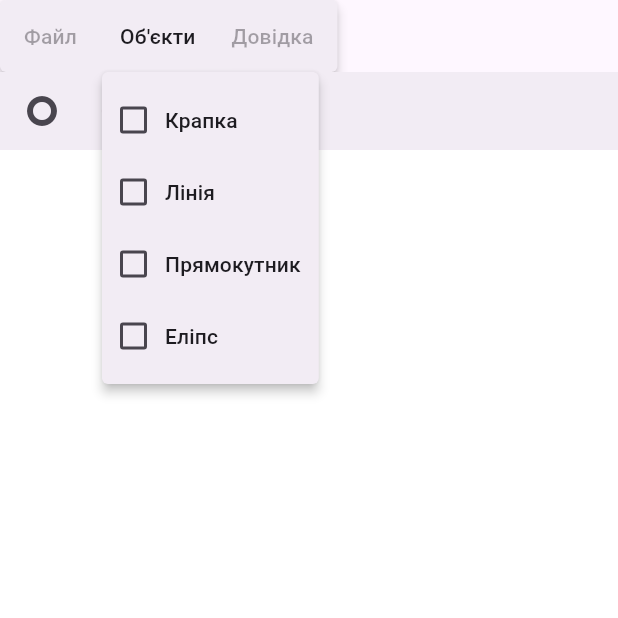
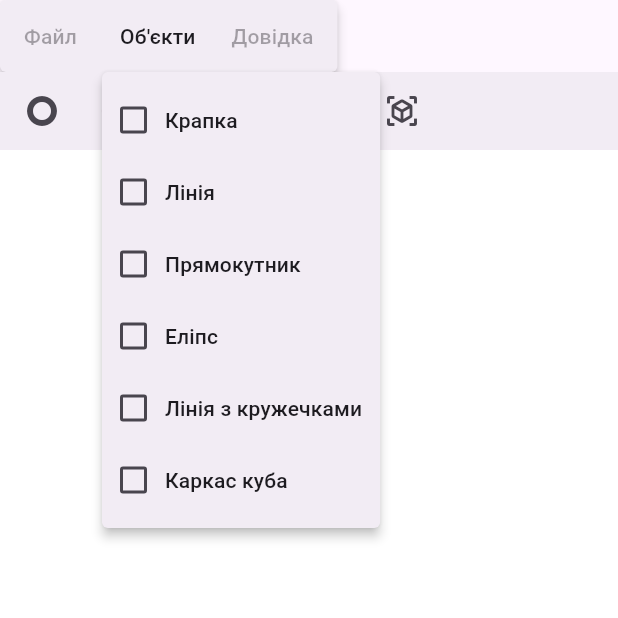
Before and after one commit to tevarindol/paint, a Flutter app: the screen it shows after launch, after a tap on an icon or button, on a phone screen of 412 x 824 dp, the top half of it. Run offline on Flutter 3.47's test engine with Material 3 defaults, Android fonts, the phone set to English and light mode, and no system bars; missing offline and left inert: window_manager.

Commit message:
feat(lab4): improve code structure with EditorController and composite shapes (#1)
* feat(editor): add EditorController and composite shapes

* refactor(editor): move tap/drag input mode into ShapeType

* refactor(editor): move toolbar icon into ShapeType enum

* docs: add lab4 media screenshots

* docs: convert report to lab4 with controller and composite shapes

---------

Co-authored-by: Tevarindol <Tevarindol@users.noreply.github.com>

```diff
--- /dev/null
+++ b/lib/editor/editor_controller.dart
@@ -0,0 +1,45 @@
+import 'package:flutter/foundation.dart';
+
+import 'canvas_shapes.dart';
+import 'shape/shape.dart';
+import 'shape/shape_type.dart';
+
+class EditorController extends ChangeNotifier {
+  CanvasShapes? _shapes = CanvasShapes();
+  ShapeType? _selectedTool;
+
+  bool get isDestroyed => _shapes == null;
+
+  CanvasShapes get shapes {
+    final storage = _shapes;
+    if (storage == null) {
+      throw StateError('EditorController is destroyed');
+    }
+    return storage;
+  }
+
+  ShapeType? get selectedTool => _selectedTool;
+
+  void selectTool(ShapeType? tool) {
+    if (_selectedTool == tool) {
+      return;
+    }
+    _selectedTool = tool;
+    notifyListeners();
+  }
+
+  void addShape(Shape shape) => shapes.add(shape);
+
+  void destroy() => dispose();
+
+  @override
+  void dispose() {
+    if (isDestroyed) {
+      return;
+    }
+    _shapes!.shapes.clear();
+    _shapes = null;
+    _selectedTool = null;
+    super.dispose();
+  }
+}
--- a/lib/editor/editor_page.dart
+++ b/lib/editor/editor_page.dart
@@ -1,6 +1,7 @@
 import 'package:flutter/material.dart';
 import 'package:window_manager/window_manager.dart';
 
+import 'editor_controller.dart';
 import 'editor_menu.dart';
 import 'editor_toolbar.dart';
 import 'paint_canvas.dart';
@@ -16,21 +17,33 @@ class EditorPage extends StatefulWidget {
 }
 
 class _EditorPageState extends State<EditorPage> {
-  ShapeType? selectedTool;
+  late final EditorController _editor;
 
   @override
   void initState() {
     super.initState();
-    _updateTitle();
+    _editor = EditorController()..addListener(_handleEditorChanged);
+    _updateTitle(_editor.selectedTool);
+  }
+
+  @override
+  void dispose() {
+    _editor
+      ..removeListener(_handleEditorChanged)
+      ..destroy();
+    super.dispose();
+  }
+
+  void _handleEditorChanged() {
+    setState(() {});
   }
 
   void _selectTool(ShapeType? tool) {
-    setState(() => selectedTool = tool);
-    _updateTitle();
+    _editor.selectTool(tool);
+    _updateTitle(tool);
   }
 
-  void _updateTitle() {
-    final tool = selectedTool;
+  void _updateTitle(ShapeType? tool) {
     windowManager.setTitle(tool == null ? 'Paint' : 'Paint (${tool.label})');
   }
 
@@ -42,10 +55,10 @@ class _EditorPageState extends State<EditorPage> {
         children: [
           Align(
             alignment: AlignmentDirectional.centerStart,
-            child: EditorMenu(selectedTool: selectedTool, onToolSelected: _selectTool),
+            child: EditorMenu(selectedTool: _editor.selectedTool, onToolSelected: _selectTool),
           ),
-          EditorToolbar(selectedTool: selectedTool, onToolSelected: _selectTool),
-          Expanded(child: PaintCanvas(selectedTool: selectedTool)),
+          EditorToolbar(selectedTool: _editor.selectedTool, onToolSelected: _selectTool),
+          Expanded(child: PaintCanvas(editor: _editor)),
         ],
       ),
     );
--- a/lib/editor/editor_toolbar.dart
+++ b/lib/editor/editor_toolbar.dart
@@ -12,17 +12,10 @@ class EditorToolbar extends StatelessWidget {
   final ShapeType? selectedTool;
   final ValueChanged<ShapeType?> onToolSelected;
 
-  static IconData _iconFor(ShapeType type) => switch (type) {
-    ShapeType.dot => Icons.trip_origin,
-    ShapeType.line => Icons.horizontal_rule,
-    ShapeType.rectangle => Icons.crop_square,
-    ShapeType.ellipse => Icons.panorama_fish_eye,
-  };
-
   Widget _buildButton(ColorScheme colorScheme, ShapeType tool) {
     final selected = selectedTool == tool;
     return IconButton(
-      icon: Icon(_iconFor(tool)),
+      icon: Icon(tool.icon),
       tooltip: tool.label,
       isSelected: selected,
       onPressed: () => onToolSelected(selected ? null : tool),
--- a/lib/editor/paint_canvas.dart
+++ b/lib/editor/paint_canvas.dart
@@ -1,36 +1,42 @@
 import 'package:flutter/material.dart';
 
 import 'canvas_shapes.dart';
+import 'editor_controller.dart';
 import 'shape/shape.dart';
 import 'shape/shape_type.dart';
 
 class PaintCanvas extends StatefulWidget {
-  const PaintCanvas({super.key, required this.selectedTool});
+  const PaintCanvas({super.key, required this.editor});
 
-  final ShapeType? selectedTool;
+  final EditorController editor;
 
   @override
   State<PaintCanvas> createState() => _PaintCanvasState();
 }
 
 class _PaintCanvasState extends State<PaintCanvas> {
-  final CanvasShapes _storage = CanvasShapes();
-
   Offset? _dragStart;
   Offset? _dragCurrent;
 
-  Shape _buildShape(Offset start, Offset end) => Shape.of(widget.selectedTool!, start: start, end: end);
+  Shape _buildShape(Offset start, Offset end) =>
+      Shape.of(widget.editor.selectedTool!, start: start, end: end);
+
+  bool get _isDragTool {
+    final tool = widget.editor.selectedTool;
+    return tool != null && tool.usesDrag;
+  }
 
   void _handleTapDown(TapDownDetails details) {
-    if (widget.selectedTool != ShapeType.dot) {
+    final tool = widget.editor.selectedTool;
+    if (tool == null || tool.usesDrag) {
       return;
     }
     final position = details.localPosition;
-    _storage.add(_buildShape(position, position));
+    widget.editor.addShape(_buildShape(position, position));
   }
 
   void _handlePanStart(DragStartDetails details) {
-    if (widget.selectedTool == ShapeType.dot) {
+    if (!_isDragTool) {
       return;
     }
     setState(() {
@@ -40,7 +46,7 @@ class _PaintCanvasState extends State<PaintCanvas> {
   }
 
   void _handlePanUpdate(DragUpdateDetails details) {
-    if (widget.selectedTool == ShapeType.dot) {
+    if (!_isDragTool) {
       return;
     }
     setState(() {
@@ -49,7 +55,7 @@ class _PaintCanvasState extends State<PaintCanvas> {
   }
 
   void _handlePanEnd(DragEndDetails details) {
-    if (widget.selectedTool == ShapeType.dot) {
+    if (!_isDragTool) {
       return;
     }
     final start = _dragStart;
@@ -61,12 +67,11 @@ class _PaintCanvasState extends State<PaintCanvas> {
     if (start == null || current == null) {
       return;
     }
-    _storage.add(_buildShape(start, current));
+    widget.editor.addShape(_buildShape(start, current));
   }
 
   @override
   Widget build(BuildContext context) {
-    final tool = widget.selectedTool;
     return GestureDetector(
       behavior: HitTestBehavior.opaque,
       onTapDown: _handleTapDown,
@@ -77,8 +82,8 @@ class _PaintCanvasState extends State<PaintCanvas> {
         color: Colors.white,
         child: CustomPaint(
           painter: _CanvasPainter(
-            storage: _storage,
-            tool: widget.selectedTool,
+            storage: widget.editor.shapes,
+            tool: widget.editor.selectedTool,
             dragStart: _dragStart,
             dragCurrent: _dragCurrent,
           ),
--- /dev/null
+++ b/lib/editor/shape/circle_line_shape.dart
@@ -0,0 +1,48 @@
+import 'package:flutter/material.dart';
+
+import 'ellipse_shape.dart';
+import 'line_shape.dart';
+import 'shape.dart';
+
+class CircleLineShape extends Shape {
+  CircleLineShape({required super.start, required super.end})
+    : _line = LineShape(start: start, end: end),
+      _startDot = _circle(start),
+      _endDot = _circle(end);
+
+  static const double _radius = 5;
+
+  final LineShape _line;
+  final EllipseShape _startDot;
+  final EllipseShape _endDot;
+
+  static EllipseShape _circle(Offset center) => EllipseShape(
+    start: Offset(center.dx - _radius, center.dy - _radius),
+    end: Offset(center.dx + _radius, center.dy + _radius),
+  );
+
+  @override
+  void paint(Canvas canvas) {
+    _line.paint(canvas);
+    _startDot.paint(canvas);
+    _endDot.paint(canvas);
+  }
+
+  @override
+  void paintPreview(Canvas canvas) {
+    final paint =
+        Paint()
+          ..color = Colors.black
+          ..style = PaintingStyle.stroke
+          ..strokeWidth = 2;
+    drawDashed(
+      canvas,
+      paint,
+      Path()
+        ..moveTo(start.dx, start.dy)
+        ..lineTo(end.dx, end.dy)
+        ..addOval(Rect.fromCircle(center: start, radius: _radius))
+        ..addOval(Rect.fromCircle(center: end, radius: _radius)),
+    );
+  }
+}
--- /dev/null
+++ b/lib/editor/shape/cube_shape.dart
@@ -0,0 +1,79 @@
+import 'package:flutter/material.dart';
+
+import 'line_shape.dart';
+import 'rectangle_shape.dart';
+import 'shape.dart';
+
+class CubeShape extends Shape {
+  CubeShape({required Offset start, required Offset end})
+    : this._rects(Rect.fromPoints(start, end));
+
+  CubeShape._rects(Rect front)
+    : _front = front,
+      _back = front.shift(_depth(front)),
+      _frontFace = RectangleShape(
+        start: front.center,
+        end: front.bottomRight,
+        filled: false,
+      ),
+      _backFace = RectangleShape(
+        start: _rectAt(front, _depth(front)).center,
+        end: _rectAt(front, _depth(front)).bottomRight,
+        filled: false,
+      ),
+      _edges = [
+        for (final corner in _corners(front))
+          LineShape(start: corner, end: corner + _depth(front)),
+      ],
+      super(start: front.topLeft, end: front.bottomRight);
+
+  static const double _depthFactor = 0.35;
+
+  final Rect _front;
+  final Rect _back;
+  final RectangleShape _frontFace;
+  final RectangleShape _backFace;
+  final List<LineShape> _edges;
+
+  static Offset _depth(Rect rect) =>
+      Offset(rect.width * _depthFactor, -rect.height * _depthFactor);
+
+  static Rect _rectAt(Rect rect, Offset shift) => Rect.fromLTWH(
+    rect.left + shift.dx,
+    rect.top + shift.dy,
+    rect.width,
+    rect.height,
+  );
+
+  static List<Offset> _corners(Rect rect) =>
+      [rect.topLeft, rect.topRight, rect.bottomLeft, rect.bottomRight];
+
+  @override
+  void paint(Canvas canvas) {
+    _backFace.paint(canvas);
+    for (final edge in _edges) {
+      edge.paint(canvas);
+    }
+    _frontFace.paint(canvas);
+  }
+
+  @override
+  void paintPreview(Canvas canvas) {
+    final paint =
+        Paint()
+          ..color = Colors.black
+          ..style = PaintingStyle.stroke
+          ..strokeWidth = 2;
+    final path = Path()
+      ..addRect(_front)
+      ..addRect(_back);
+    final frontCorners = _corners(_front);
+    final backCorners = _corners(_back);
+    for (var i = 0; i < frontCorners.length; i++) {
+      path
+        ..moveTo(frontCorners[i].dx, frontCorners[i].dy)
+        ..lineTo(backCorners[i].dx, backCorners[i].dy);
+    }
+    drawDashed(canvas, paint, path);
+  }
+}
--- a/lib/editor/shape/rectangle_shape.dart
+++ b/lib/editor/shape/rectangle_shape.dart
@@ -3,7 +3,13 @@ import 'package:flutter/material.dart';
 import 'shape.dart';
 
 class RectangleShape extends Shape {
-  const RectangleShape({required super.start, required super.end});
+  const RectangleShape({
+    required super.start,
+    required super.end,
+    this.filled = true,
+  });
+
+  final bool filled;
 
   Rect get _rect => Rect.fromCenter(
     center: start,
@@ -21,7 +27,9 @@ class RectangleShape extends Shape {
 
   @override
   void paint(Canvas canvas) {
-    canvas.drawRect(_rect, _fill);
+    if (filled) {
+      canvas.drawRect(_rect, _fill);
+    }
     canvas.drawRect(_rect, _stroke(Colors.black));
   }
 
--- a/lib/editor/shape/shape.dart
+++ b/lib/editor/shape/shape.dart
@@ -2,6 +2,8 @@ import 'dart:math' as math;
 
 import 'package:flutter/material.dart';
 
+import 'circle_line_shape.dart';
+import 'cube_shape.dart';
 import 'dot_shape.dart';
 import 'ellipse_shape.dart';
 import 'line_shape.dart';
@@ -23,6 +25,8 @@ abstract class Shape {
         ShapeType.line => LineShape(start: start, end: end ?? start),
         ShapeType.rectangle => RectangleShape(start: start, end: end ?? start),
         ShapeType.ellipse => EllipseShape(start: start, end: end ?? start),
+        ShapeType.circleLine => CircleLineShape(start: start, end: end ?? start),
+        ShapeType.cube => CubeShape(start: start, end: end ?? start),
       };
 
   void drawDashed(Canvas canvas, Paint paint, Path path) {
--- a/lib/editor/shape/shape_type.dart
+++ b/lib/editor/shape/shape_type.dart
@@ -1,10 +1,18 @@
-enum ShapeType { dot, line, rectangle, ellipse }
+import 'package:flutter/material.dart';
 
-extension ShapeTypeLabel on ShapeType {
-  String get label => switch (this) {
-    ShapeType.dot => 'Крапка',
-    ShapeType.line => 'Лінія',
-    ShapeType.rectangle => 'Прямокутник',
-    ShapeType.ellipse => 'Еліпс',
-  };
+enum ShapeType {
+  dot('Крапка', icon: Icons.trip_origin, usesDrag: false),
+  line('Лінія', icon: Icons.horizontal_rule),
+  rectangle('Прямокутник', icon: Icons.crop_square),
+  ellipse('Еліпс', icon: Icons.panorama_fish_eye),
+  circleLine('Лінія з кружечками', icon: Icons.timeline),
+  cube('Каркас куба', icon: Icons.view_in_ar);
+
+  const ShapeType(this.label, {required this.icon, this.usesDrag = true});
+
+  final String label;
+
+  final IconData icon;
+
+  final bool usesDrag;
 }
```
Also changed, not shown: docs/media/lab4-diagram.png (added), docs/media/lab4-screenshot-1.png (added), docs/media/lab4-screenshot-2.png (added), docs/media/lab4-screenshot-3.png (added), 2 other files.
